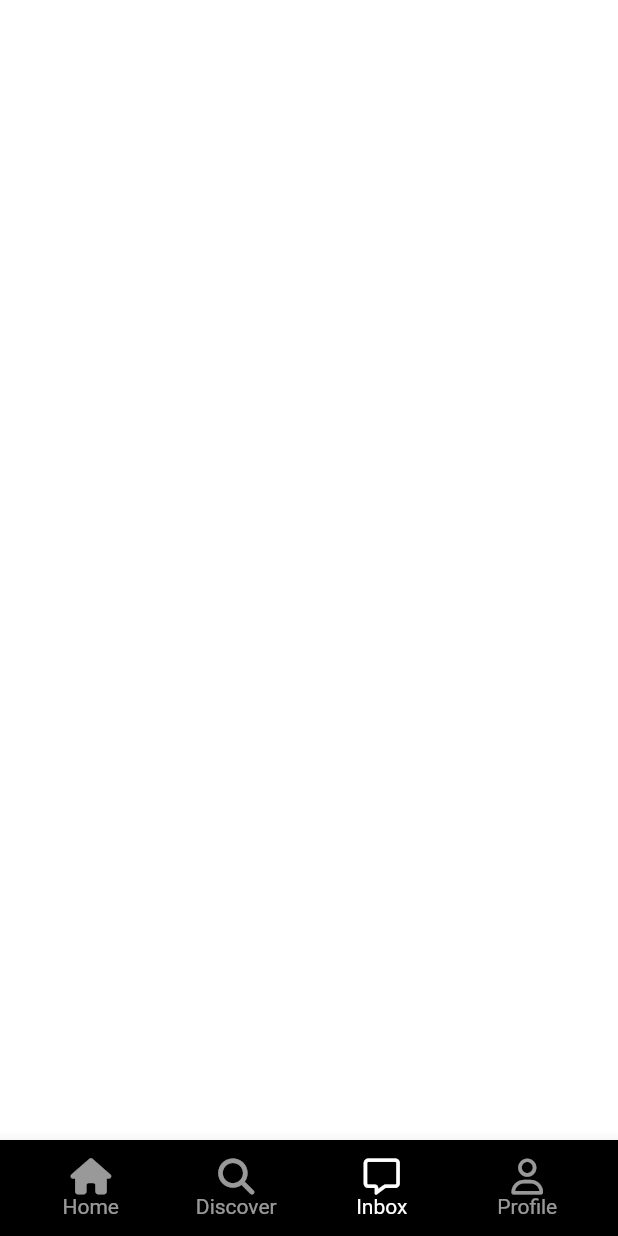
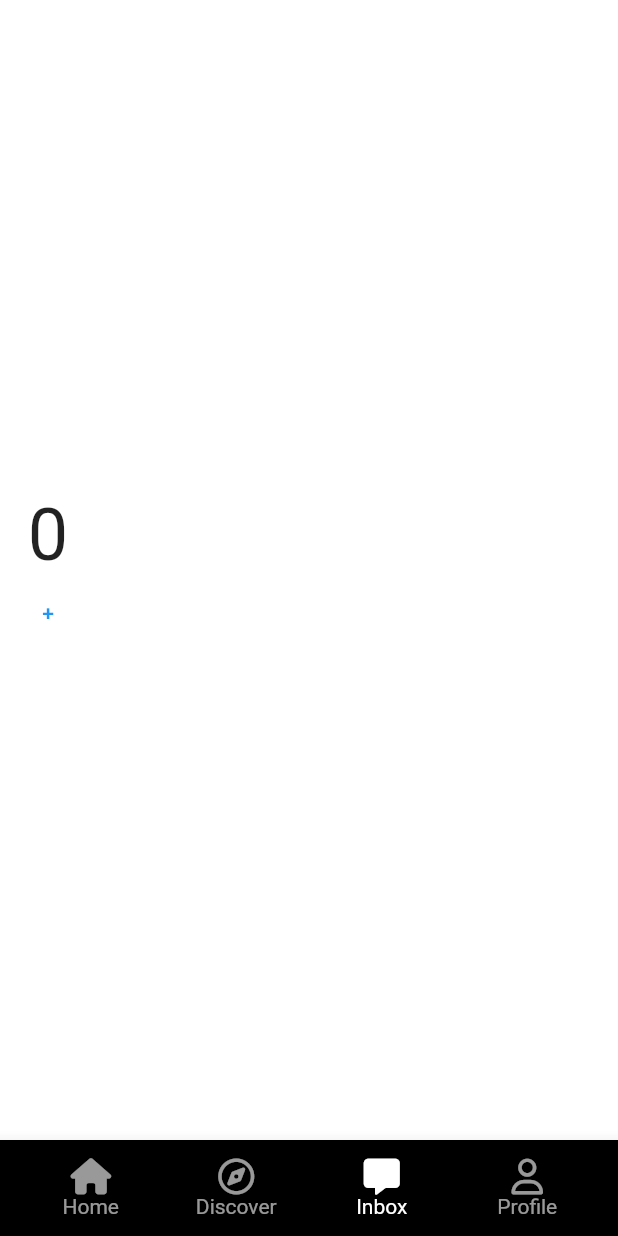
Before and after one commit to Heungseop/Tiktok_clone, a Flutter app: the screen it shows after launch, after a tap on "Inbox", on a phone screen of 412 x 824 dp. Run offline on Flutter 3.47's test engine with Material 2 defaults, Android fonts, the phone set to English and light mode, and no system bars; our stand-ins replace font_awesome_flutter.

Commit message:
6.6 Stateful Navigation part One

```diff
--- a/lib/features/main_navigation/main_navigation_screen.dart
+++ b/lib/features/main_navigation/main_navigation_screen.dart
@@ -1,6 +1,7 @@
 import 'package:flutter/material.dart';
 import 'package:font_awesome_flutter/font_awesome_flutter.dart';
 import 'package:tiktok_clone/constants/sizes.dart';
+import 'package:tiktok_clone/features/main_navigation/stf_screen.dart';
 import 'package:tiktok_clone/features/main_navigation/widgets/nav_tab.dart';
 
 class MainNavigationScreen extends StatefulWidget {
@@ -14,21 +15,11 @@ class _MainNavigationScreenState extends State<MainNavigationScreen> {
   var _selectedIndex = 0;
 
   final screens = [
-    const Center(
-      child: Text("Home"),
-    ),
-    const Center(
-      child: Text("Search"),
-    ),
-    // const Center(
-    //   child: Text("Home"),
-    // ),
-    // const Center(
-    //   child: Text("Search"),
-    // ),
-    // const Center(
-    //   child: Text("Home"),
-    // ),
+    StfScreen(key: GlobalKey()),
+    StfScreen(key: GlobalKey()),
+    Container(),
+    StfScreen(key: GlobalKey()),
+    StfScreen(key: GlobalKey()),
   ];
 
   void _onTap(int index) {
@@ -40,6 +31,7 @@ class _MainNavigationScreenState extends State<MainNavigationScreen> {
   @override
   Widget build(BuildContext context) {
     return Scaffold(
+      body: screens.elementAt(_selectedIndex),
       bottomNavigationBar: BottomAppBar(
         color: Colors.black,
         child: Padding(
@@ -51,24 +43,28 @@ class _MainNavigationScreenState extends State<MainNavigationScreen> {
                 text: "Home",
                 isSelected: _selectedIndex == 0,
                 icon: FontAwesomeIcons.house,
+                selectedIcon: FontAwesomeIcons.house,
                 onTap: () => _onTap(0),
               ),
               NavTab(
                 text: "Discover",
                 isSelected: _selectedIndex == 1,
-                icon: FontAwesomeIcons.magnifyingGlass,
+                icon: FontAwesomeIcons.compass,
+                selectedIcon: FontAwesomeIcons.solidCompass,
                 onTap: () => _onTap(1),
               ),
               NavTab(
                 text: "Inbox",
                 isSelected: _selectedIndex == 3,
                 icon: FontAwesomeIcons.message,
+                selectedIcon: FontAwesomeIcons.solidMessage,
                 onTap: () => _onTap(3),
               ),
               NavTab(
                 text: "Profile",
                 isSelected: _selectedIndex == 4,
                 icon: FontAwesomeIcons.user,
+                selectedIcon: FontAwesomeIcons.solidUser,
                 onTap: () => _onTap(4),
               ),
             ],
--- /dev/null
+++ b/lib/features/main_navigation/stf_screen.dart
@@ -0,0 +1,42 @@
+import 'package:flutter/material.dart';
+import 'package:tiktok_clone/constants/sizes.dart';
+
+class StfScreen extends StatefulWidget {
+  const StfScreen({super.key});
+
+  @override
+  State<StfScreen> createState() => _StfScreenState();
+}
+
+class _StfScreenState extends State<StfScreen> {
+  int _clicks = 0;
+
+  void _increase() {
+    setState(() {
+      _clicks++;
+    });
+  }
+
+  @override
+  void dispose() {
+    print(_clicks);
+    super.dispose();
+  }
+
+  @override
+  Widget build(BuildContext context) {
+    return Column(
+      mainAxisAlignment: MainAxisAlignment.center,
+      children: [
+        Text(
+          "$_clicks",
+          style: const TextStyle(fontSize: Sizes.size48),
+        ),
+        TextButton(
+          onPressed: _increase,
+          child: const Text("+"),
+        )
+      ],
+    );
+  }
+}
--- a/lib/features/main_navigation/widgets/nav_tab.dart
+++ b/lib/features/main_navigation/widgets/nav_tab.dart
@@ -8,10 +8,12 @@ class NavTab extends StatelessWidget {
       required this.text,
       required this.isSelected,
       required this.icon,
-      required this.onTap});
+      required this.onTap,
+      required this.selectedIcon});
 
   final String text;
   final bool isSelected;
+  final IconData selectedIcon;
   final IconData icon;
   final Function onTap;
 
@@ -29,7 +31,7 @@ class NavTab extends StatelessWidget {
               mainAxisSize: MainAxisSize.min,
               children: [
                 FaIcon(
-                  icon,
+                  isSelected ? selectedIcon : icon,
                   color: Colors.white,
                 ),
                 Gaps.h10,
```
